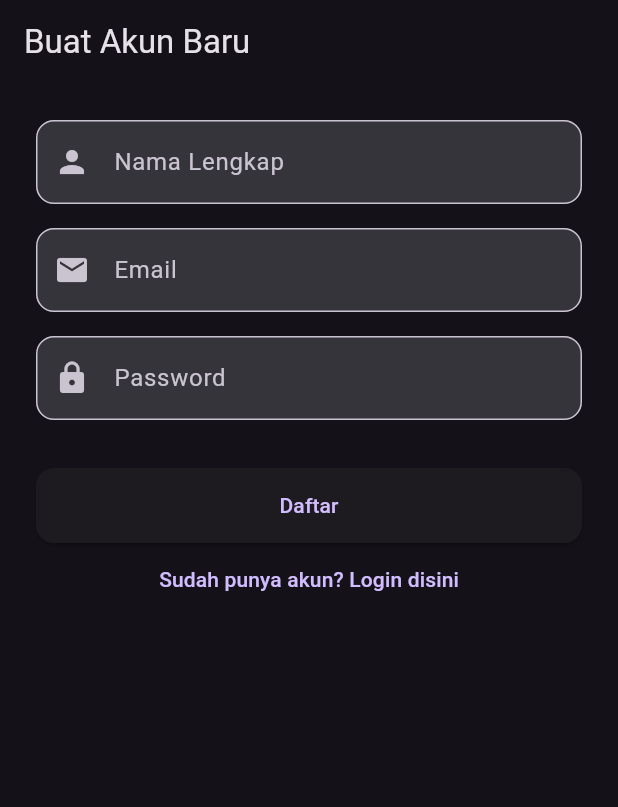
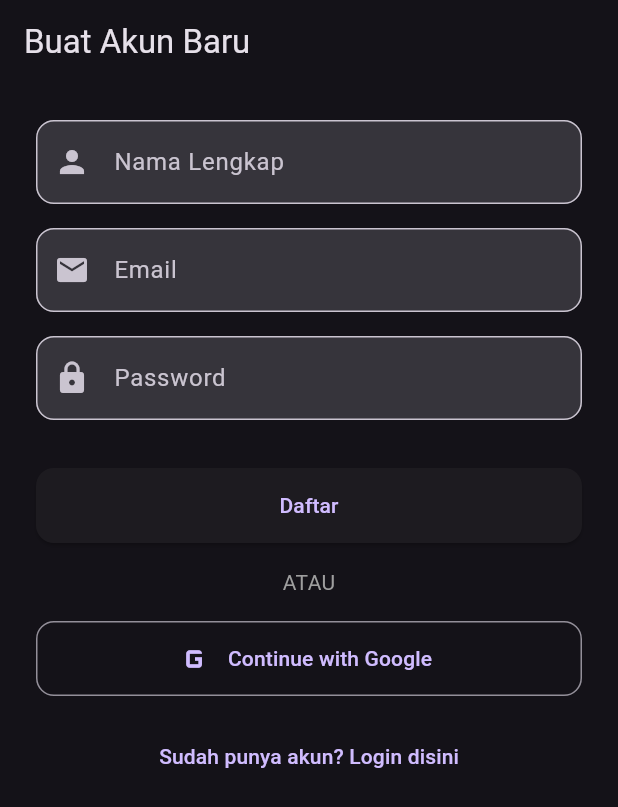
Before and after one commit to yogaarrd/uas_mobile_programing, a Flutter app: the screen it shows after launch, after a tap on "Masuk", after a tap on "Belum punya akun? Daftar sekarang", on a phone screen of 412 x 824 dp. Shown: the top 807 px of the screen. Run offline on Flutter 3.47's test engine with Material 3 defaults, Android fonts, the phone set to English and light mode, and no system bars; our stand-ins replace flutter_dotenv, go_router, supabase_flutter; accounts and stored records are empty; network calls fail.

Commit message:
feat(auth): implementasi login dengan google oauth menggunakan supabase
Menambahkan tombol "Continue with Google" pada halaman pendaftaran dan masuk.
Mengintegrasikan Supabase OAuth dan mengonfigurasi skema deep link
pada AndroidManifest dan Info.plist untuk menangani callback dari browser.
Menyesuaikan state listener autentikasi agar otomatis mengarahkan pengguna
ke halaman beranda setelah sesi Google berhasil dibuat.

Ref: [AUTH-03]

```diff
--- a/lib/pages/login_page.dart
+++ b/lib/pages/login_page.dart
@@ -1,6 +1,8 @@
+import 'dart:async';
 import 'package:flutter/material.dart';
 import 'package:go_router/go_router.dart';
 import 'package:provider/provider.dart';
+import 'package:supabase_flutter/supabase_flutter.dart';
 import '../providers/auth_provider.dart';
 import '../widget/custom_input_field.dart';
 
@@ -15,9 +17,26 @@ class _LoginPageState extends State<LoginPage> {
   final _formKey = GlobalKey<FormState>();
   final _emailController = TextEditingController();
   final _passwordController = TextEditingController();
+  late final StreamSubscription<AuthState> _authSubscription;
+
+  @override
+  void initState() {
+    super.initState();
+    // Mendengarkan perubahan status autentikasi (berguna untuk menangkap callback dari deep link OAuth)
+    _authSubscription = Supabase.instance.client.auth.onAuthStateChange.listen((data) {
+      final AuthChangeEvent event = data.event;
+      final Session? session = data.session;
+      if (event == AuthChangeEvent.signedIn && session != null) {
+        if (mounted) {
+          context.go('/home');
+        }
+      }
+    });
+  }
 
   @override
   void dispose() {
+    _authSubscription.cancel();
     _emailController.dispose();
     _passwordController.dispose();
     super.dispose();
@@ -31,15 +50,23 @@ class _LoginPageState extends State<LoginPage> {
         _passwordController.text.trim(),
       );
 
-      if (mounted) {
-        if (success) {
-          context.go('/home');
-        } else {
+      if (mounted && !success) {
         ScaffoldMessenger.of(context).showSnackBar(
           SnackBar(content: Text(authProvider.errorMessage ?? 'Login Gagal')),
         );
       }
+      // Jika sukses, navigasi otomatis di-handle oleh onAuthStateChange di initState
     }
+  }
+
+  void _handleGoogleLogin() async {
+    final authProvider = context.read<AuthProvider>();
+    final success = await authProvider.loginWithGoogle();
+
+    if (mounted && !success) {
+      ScaffoldMessenger.of(context).showSnackBar(
+        SnackBar(content: Text(authProvider.errorMessage ?? 'Google Login Gagal')),
+      );
     }
   }
 
@@ -73,7 +100,9 @@ class _LoginPageState extends State<LoginPage> {
               const SizedBox(height: 32),
               authProvider.isLoading
                   ? const CircularProgressIndicator()
-                  : ElevatedButton(
+                  : Column(
+                      children: [
+                        ElevatedButton(
                           onPressed: _handleLogin,
                           style: ElevatedButton.styleFrom(
                             minimumSize: const Size.fromHeight(50),
@@ -81,6 +110,21 @@ class _LoginPageState extends State<LoginPage> {
                           ),
                           child: const Text('Masuk'),
                         ),
+                        const SizedBox(height: 16),
+                        const Text('ATAU', style: TextStyle(color: Colors.grey)),
+                        const SizedBox(height: 16),
+                        OutlinedButton.icon(
+                          onPressed: _handleGoogleLogin,
+                          icon: const Icon(Icons.g_mobiledata, size: 28),
+                          label: const Text('Continue with Google'),
+                          style: OutlinedButton.styleFrom(
+                            minimumSize: const Size.fromHeight(50),
+                            shape: RoundedRectangleBorder(borderRadius: BorderRadius.circular(12)),
+                          ),
+                        ),
+                      ],
+                    ),
+              const SizedBox(height: 16),
               TextButton(
                 onPressed: () => context.go('/register'),
                 child: const Text('Belum punya akun? Daftar sekarang'),
--- a/lib/pages/register_page.dart
+++ b/lib/pages/register_page.dart
@@ -1,6 +1,8 @@
+import 'dart:async';
 import 'package:flutter/material.dart';
 import 'package:go_router/go_router.dart';
 import 'package:provider/provider.dart';
+import 'package:supabase_flutter/supabase_flutter.dart';
 import '../providers/auth_provider.dart';
 import '../widget/custom_input_field.dart';
 
@@ -16,9 +18,25 @@ class _RegisterPageState extends State<RegisterPage> {
   final _nameController = TextEditingController();
   final _emailController = TextEditingController();
   final _passwordController = TextEditingController();
+  late final StreamSubscription<AuthState> _authSubscription;
+
+  @override
+  void initState() {
+    super.initState();
+    _authSubscription = Supabase.instance.client.auth.onAuthStateChange.listen((data) {
+      final AuthChangeEvent event = data.event;
+      final Session? session = data.session;
+      if (event == AuthChangeEvent.signedIn && session != null) {
+        if (mounted) {
+          context.go('/home');
+        }
+      }
+    });
+  }
 
   @override
   void dispose() {
+    _authSubscription.cancel();
     _nameController.dispose();
     _emailController.dispose();
     _passwordController.dispose();
@@ -37,7 +55,7 @@ class _RegisterPageState extends State<RegisterPage> {
       if (mounted) {
         if (success) {
           ScaffoldMessenger.of(context).showSnackBar(
-            const SnackBar(content: Text('Registrasi Berhasil! Silakan periksa email untuk verifikasi.')),
+            const SnackBar(content: Text('Registrasi Berhasil! Silakan masuk.')),
           );
           context.go('/login');
         } else {
@@ -46,6 +64,17 @@ class _RegisterPageState extends State<RegisterPage> {
           );
         }
       }
+    }
+  }
+
+  void _handleGoogleLogin() async {
+    final authProvider = context.read<AuthProvider>();
+    final success = await authProvider.loginWithGoogle();
+
+    if (mounted && !success) {
+      ScaffoldMessenger.of(context).showSnackBar(
+        SnackBar(content: Text(authProvider.errorMessage ?? 'Google Login Gagal')),
+      );
     }
   }
 
@@ -86,7 +115,9 @@ class _RegisterPageState extends State<RegisterPage> {
                 const SizedBox(height: 32),
                 authProvider.isLoading
                     ? const CircularProgressIndicator()
-                    : ElevatedButton(
+                    : Column(
+                        children: [
+                          ElevatedButton(
                             onPressed: _handleRegister,
                             style: ElevatedButton.styleFrom(
                               minimumSize: const Size.fromHeight(50),
@@ -94,6 +125,21 @@ class _RegisterPageState extends State<RegisterPage> {
                             ),
                             child: const Text('Daftar'),
                           ),
+                          const SizedBox(height: 16),
+                          const Text('ATAU', style: TextStyle(color: Colors.grey)),
+                          const SizedBox(height: 16),
+                          OutlinedButton.icon(
+                            onPressed: _handleGoogleLogin,
+                            icon: const Icon(Icons.g_mobiledata, size: 28),
+                            label: const Text('Continue with Google'),
+                            style: OutlinedButton.styleFrom(
+                              minimumSize: const Size.fromHeight(50),
+                              shape: RoundedRectangleBorder(borderRadius: BorderRadius.circular(12)),
+                            ),
+                          ),
+                        ],
+                      ),
+                const SizedBox(height: 16),
                 TextButton(
                   onPressed: () => context.go('/login'),
                   child: const Text('Sudah punya akun? Login disini'),
--- a/lib/services/auth_service.dart
+++ b/lib/services/auth_service.dart
@@ -30,6 +30,14 @@ class AuthService {
     );
   }
 
+  // Fitur Login dengan Google OAuth
+  Future<bool> signInWithGoogle() async {
+    return await _supabase.auth.signInWithOAuth(
+      OAuthProvider.google,
+      redirectTo: 'io.supabase.gymapp://login-callback/', // Deep link callback
+    );
+  }
+
   // Fitur Logout
   Future<void> signOut() async {
     await _supabase.auth.signOut();
```
Also changed, not shown: lib/providers/auth_provider.dart (+19 -0 lines), 2 other files. Lines whose indentation alone changed are shown as unchanged.
